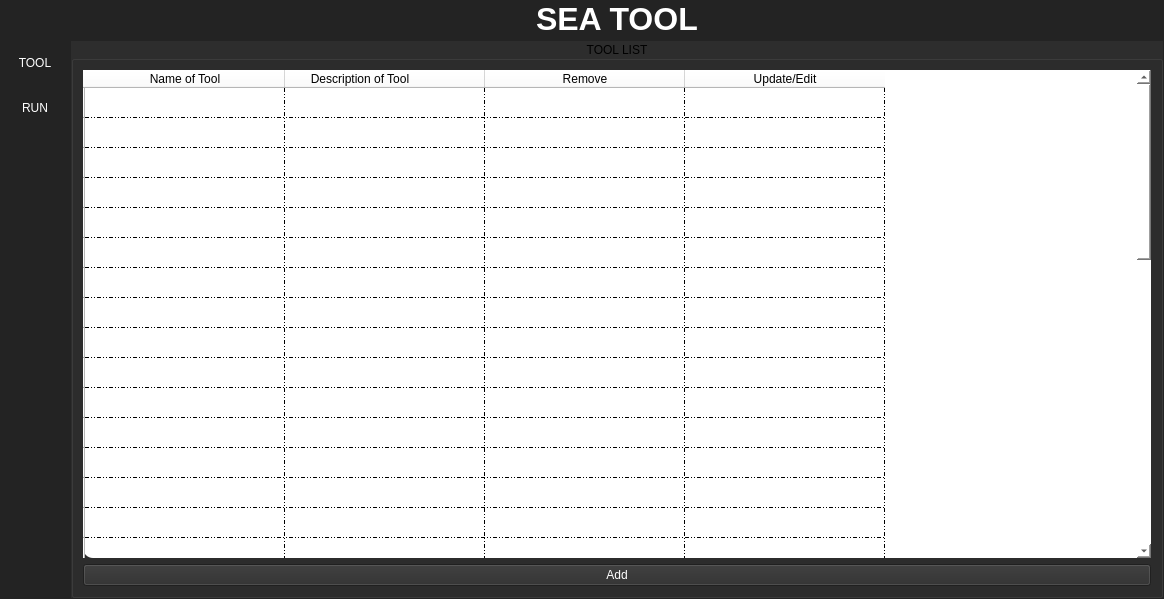
Above: MAIN/SEA_main_page.ui from frleal2/SEA-Scanning-And-Enumeration-Automation-Tool- before the change. Below: the same form after it.
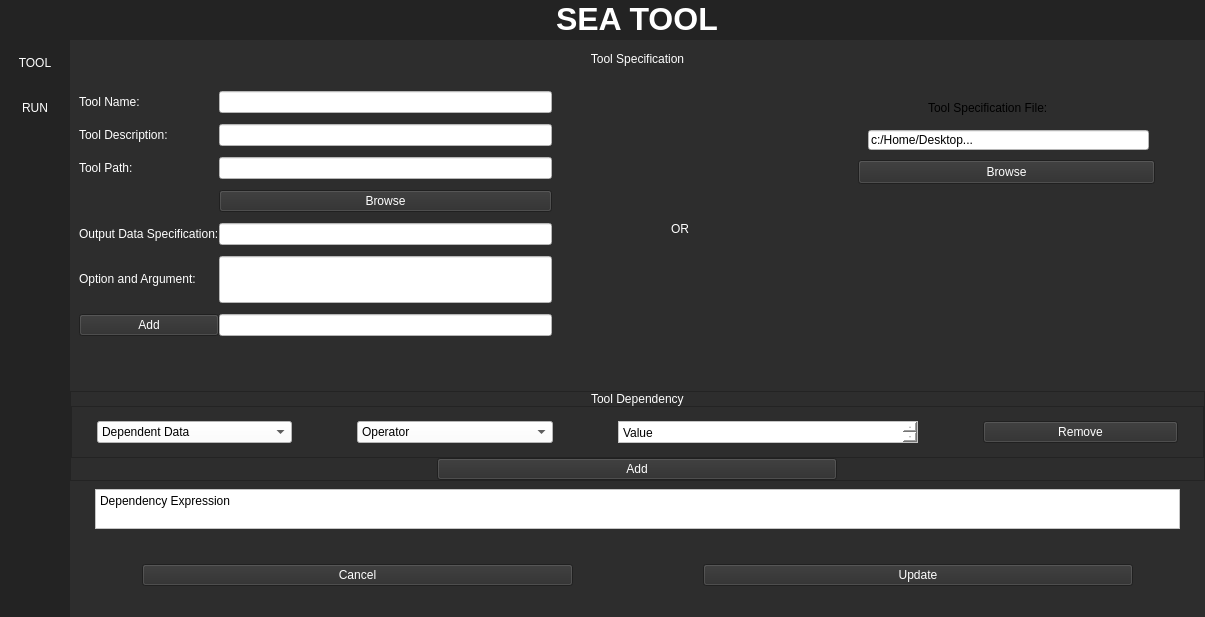
That is the form after the change.

Commit message: update buttons in table now work! :D great!!

Diff of the .ui file:
```diff
--- a/MAIN/SEA_main_page.ui
+++ b/MAIN/SEA_main_page.ui
@@ -6,8 +6,8 @@
    <rect>
     <x>0</x>
     <y>0</y>
-    <width>1164</width>
-    <height>599</height>
+    <width>1205</width>
+    <height>617</height>
    </rect>
   </property>
   <property name="minimumSize">
@@ -301,7 +301,7 @@
              <enum>QFrame::Plain</enum>
             </property>
             <property name="currentIndex">
-             <number>3</number>
+             <number>4</number>
             </property>
             <widget class="QWidget" name="run">
              <property name="styleSheet">
@@ -2538,6 +2538,724 @@
               </item>
              </layout>
             </widget>
+            <widget class="QWidget" name="tool_update">
+             <layout class="QVBoxLayout" name="verticalLayout_29">
+              <property name="spacing">
+               <number>0</number>
+              </property>
+              <property name="leftMargin">
+               <number>0</number>
+              </property>
+              <property name="topMargin">
+               <number>0</number>
+              </property>
+              <property name="rightMargin">
+               <number>0</number>
+              </property>
+              <property name="bottomMargin">
+               <number>0</number>
+              </property>
+              <item>
+               <widget class="QFrame" name="frame_13">
+                <property name="frameShape">
+                 <enum>QFrame::NoFrame</enum>
+                </property>
+                <property name="frameShadow">
+                 <enum>QFrame::Raised</enum>
+                </property>
+                <layout class="QVBoxLayout" name="verticalLayout_13">
+                 <property name="spacing">
+                  <number>0</number>
+                 </property>
+                 <property name="leftMargin">
+                  <number>0</number>
+                 </property>
+                 <property name="topMargin">
+                  <number>0</number>
+                 </property>
+                 <property name="rightMargin">
+                  <number>0</number>
+                 </property>
+                 <property name="bottomMargin">
+                  <number>0</number>
+                 </property>
+                 <item>
+                  <widget class="QFrame" name="ToolSpecification_2">
+                   <property name="minimumSize">
+                    <size>
+                     <width>7</width>
+                     <height>245</height>
+                    </size>
+                   </property>
+                   <property name="maximumSize">
+                    <size>
+                     <width>16777213</width>
+                     <height>349</height>
+                    </size>
+                   </property>
+                   <property name="styleSheet">
+                    <string notr="true"/>
+                   </property>
+                   <layout class="QVBoxLayout" name="verticalLayout_25">
+                    <item>
+                     <widget class="QLabel" name="tool_spe_title_2">
+                      <property name="maximumSize">
+                       <size>
+                        <width>16777215</width>
+                        <height>20</height>
+                       </size>
+                      </property>
+                      <property name="styleSheet">
+                       <string notr="true"/>
+                      </property>
+                      <property name="text">
+                       <string>&lt;html&gt;&lt;head/&gt;&lt;body&gt;&lt;p&gt;&lt;span style=&quot; color:#ffffff;&quot;&gt;Tool Specification&lt;/span&gt;&lt;/p&gt;&lt;/body&gt;&lt;/html&gt;</string>
+                      </property>
+                      <property name="alignment">
+                       <set>Qt::AlignHCenter|Qt::AlignTop</set>
+                      </property>
+                     </widget>
+                    </item>
+                    <item>
+                     <widget class="QFrame" name="tool_specification_frame_2">
+                      <property name="minimumSize">
+                       <size>
+                        <width>603</width>
+                        <height>190</height>
+                       </size>
+                      </property>
+                      <property name="maximumSize">
+                       <size>
+                        <width>1232</width>
+                        <height>299</height>
+                       </size>
+                      </property>
+                      <property name="frameShape">
+                       <enum>QFrame::NoFrame</enum>
+                      </property>
+                      <property name="frameShadow">
+                       <enum>QFrame::Raised</enum>
+                      </property>
+                      <layout class="QHBoxLayout" name="horizontalLayout_13">
+                       <property name="spacing">
+                        <number>0</number>
+                       </property>
+                       <property name="leftMargin">
+                        <number>0</number>
+                       </property>
+                       <property name="topMargin">
+                        <number>0</number>
+                       </property>
+                       <property name="rightMargin">
+                        <number>0</number>
+                       </property>
+                       <property name="bottomMargin">
+                        <number>0</number>
+                       </property>
+                       <item>
+                        <widget class="QFrame" name="frame_14">
+                         <property name="minimumSize">
+                          <size>
+                           <width>473</width>
+                           <height>227</height>
+                          </size>
+                         </property>
+                         <property name="maximumSize">
+                          <size>
+                           <width>464</width>
+                           <height>16777215</height>
+                          </size>
+                         </property>
+                         <property name="frameShape">
+                          <enum>QFrame::NoFrame</enum>
+                         </property>
+                         <property name="frameShadow">
+                          <enum>QFrame::Raised</enum>
+                         </property>
+                         <layout class="QGridLayout" name="gridLayout_2">
+                          <property name="leftMargin">
+                           <number>0</number>
+                          </property>
+                          <property name="topMargin">
+                           <number>0</number>
+                          </property>
+                          <property name="rightMargin">
+                           <number>0</number>
+                          </property>
+                          <property name="bottomMargin">
+                           <number>0</number>
+                          </property>
+                          <property name="spacing">
+                           <number>0</number>
+                          </property>
+                          <item row="6" column="0">
+                           <widget class="QLabel" name="label_20">
+                            <property name="text">
+                             <string>&lt;html&gt;&lt;head/&gt;&lt;body&gt;&lt;p&gt;&lt;span style=&quot; color:#ffffff;&quot;&gt;Option and Argument:&lt;/span&gt;&lt;/p&gt;&lt;/body&gt;&lt;/html&gt;</string>
+                            </property>
+                           </widget>
+                          </item>
+                          <item row="2" column="0">
+                           <widget class="QLabel" name="label_16">
+                            <property name="text">
+                             <string>&lt;html&gt;&lt;head/&gt;&lt;body&gt;&lt;p&gt;&lt;span style=&quot; color:#ffffff;&quot;&gt;Tool Path:&lt;/span&gt;&lt;/p&gt;&lt;/body&gt;&lt;/html&gt;</string>
+                            </property>
+                           </widget>
+                          </item>
+                          <item row="4" column="1">
+                           <widget class="QLineEdit" name="output_data_input_2">
+                            <property name="styleSheet">
+                             <string notr="true">background-color: rgb(255, 255, 255);
+border-color: rgb(94, 94, 94);
+color: black;</string>
+                            </property>
+                           </widget>
+                          </item>
+                          <item row="2" column="1">
+                           <widget class="QLineEdit" name="tool_path_input_2">
+                            <property name="styleSheet">
+                             <string notr="true">background-color: rgb(255, 255, 255);
+border-color: rgb(94, 94, 94);
+color: black;</string>
+                            </property>
+                           </widget>
+                          </item>
+                          <item row="4" column="0">
+                           <widget class="QLabel" name="label_21">
+                            <property name="text">
+                             <string>&lt;html&gt;&lt;head/&gt;&lt;body&gt;&lt;p&gt;&lt;span style=&quot; color:#ffffff;&quot;&gt;Output Data Specification:&lt;/span&gt;&lt;/p&gt;&lt;/body&gt;&lt;/html&gt;</string>
+                            </property>
+                           </widget>
+                          </item>
+                          <item row="1" column="0">
+                           <widget class="QLabel" name="label_22">
+                            <property name="text">
+                             <string>&lt;html&gt;&lt;head/&gt;&lt;body&gt;&lt;p&gt;&lt;span style=&quot; color:#ffffff;&quot;&gt;Tool Description:&lt;/span&gt;&lt;/p&gt;&lt;/body&gt;&lt;/html&gt;</string>
+                            </property>
+                           </widget>
+                          </item>
+                          <item row="6" column="1">
+                           <widget class="QLineEdit" name="option_arg_input_3">
+                            <property name="minimumSize">
+                             <size>
+                              <width>0</width>
+                              <height>47</height>
+                             </size>
+                            </property>
+                            <property name="styleSheet">
+                             <string notr="true">background-color: rgb(255, 255, 255);
+border-color: rgb(94, 94, 94);
+color: black;</string>
+                            </property>
+                           </widget>
+                          </item>
+                          <item row="0" column="1">
+                           <widget class="QLineEdit" name="tool_name_input_2">
+                            <property name="styleSheet">
+                             <string notr="true">background-color: rgb(255, 255, 255);
+border-color: rgb(94, 94, 94);
+color: black;</string>
+                            </property>
+                            <property name="text">
+                             <string/>
+                            </property>
+                           </widget>
+                          </item>
+                          <item row="1" column="1">
+                           <widget class="QLineEdit" name="tool_description_input_2">
+                            <property name="styleSheet">
+                             <string notr="true">background-color: rgb(255, 255, 255);
+border-color: rgb(94, 94, 94);
+color: black;</string>
+                            </property>
+                           </widget>
+                          </item>
+                          <item row="3" column="1">
+                           <widget class="QPushButton" name="browse_path_button_4">
+                            <property name="maximumSize">
+                             <size>
+                              <width>16777204</width>
+                              <height>16777215</height>
+                             </size>
+                            </property>
+                            <property name="styleSheet">
+                             <string notr="true">QPushButton {
+	color: rgb(255, 255, 255);
+}
+QPushButton:hover {
+	background-color: rgb(85, 170, 255);
+}</string>
+                            </property>
+                            <property name="text">
+                             <string>Browse</string>
+                            </property>
+                           </widget>
+                          </item>
+                          <item row="0" column="0">
+                           <widget class="QLabel" name="label_9">
+                            <property name="text">
+                             <string>&lt;html&gt;&lt;head/&gt;&lt;body&gt;&lt;p&gt;&lt;span style=&quot; color:#ffffff;&quot;&gt;Tool Name:&lt;/span&gt;&lt;/p&gt;&lt;/body&gt;&lt;/html&gt;</string>
+                            </property>
+                           </widget>
+                          </item>
+                          <item row="7" column="1">
+                           <widget class="QLineEdit" name="option_arg_input_4">
+                            <property name="minimumSize">
+                             <size>
+                              <width>0</width>
+                              <height>4</height>
+                             </size>
+                            </property>
+                            <property name="styleSheet">
+                             <string notr="true">background-color: rgb(255, 255, 255);
+border-color: rgb(94, 94, 94);
+color: black;</string>
+                            </property>
+                           </widget>
+                          </item>
+                          <item row="7" column="0">
+                           <widget class="QPushButton" name="browse_path_button_5">
+                            <property name="styleSheet">
+                             <string notr="true">QPushButton {
+	color: rgb(255, 255, 255);
+}
+QPushButton:hover {
+	background-color: rgb(85, 170, 255);
+}</string>
+                            </property>
+                            <property name="text">
+                             <string>Add</string>
+                            </property>
+                           </widget>
+                          </item>
+                          <item row="8" column="0" colspan="2">
+                           <widget class="QLabel" name="Announcer_2">
+                            <property name="maximumSize">
+                             <size>
+                              <width>16777215</width>
+                              <height>15</height>
+                             </size>
+                            </property>
+                            <property name="text">
+                             <string/>
+                            </property>
+                           </widget>
+                          </item>
+                         </layout>
+                        </widget>
+                       </item>
+                       <item alignment="Qt::AlignHCenter|Qt::AlignVCenter">
+                        <widget class="QFrame" name="frame_15">
+                         <property name="maximumSize">
+                          <size>
+                           <width>70</width>
+                           <height>16777215</height>
+                          </size>
+                         </property>
+                         <property name="frameShape">
+                          <enum>QFrame::NoFrame</enum>
+                         </property>
+                         <property name="frameShadow">
+                          <enum>QFrame::Raised</enum>
+                         </property>
+                         <layout class="QVBoxLayout" name="verticalLayout_26">
+                          <property name="spacing">
+                           <number>0</number>
+                          </property>
+                          <property name="leftMargin">
+                           <number>0</number>
+                          </property>
+                          <property name="topMargin">
+                           <number>0</number>
+                          </property>
+                          <property name="rightMargin">
+                           <number>0</number>
+                          </property>
+                          <property name="bottomMargin">
+                           <number>0</number>
+                          </property>
+                          <item>
+                           <widget class="QLabel" name="label_23">
+                            <property name="maximumSize">
+                             <size>
+                              <width>20</width>
+                              <height>20</height>
+                             </size>
+                            </property>
+                            <property name="text">
+                             <string>&lt;html&gt;&lt;head/&gt;&lt;body&gt;&lt;p&gt;&lt;span style=&quot; color:#ffffff;&quot;&gt;OR&lt;/span&gt;&lt;/p&gt;&lt;/body&gt;&lt;/html&gt;</string>
+                            </property>
+                           </widget>
+                          </item>
+                         </layout>
+                        </widget>
+                       </item>
+                       <item>
+                        <widget class="QFrame" name="frame_18">
+                         <property name="minimumSize">
+                          <size>
+                           <width>388</width>
+                           <height>0</height>
+                          </size>
+                         </property>
+                         <property name="frameShape">
+                          <enum>QFrame::NoFrame</enum>
+                         </property>
+                         <property name="frameShadow">
+                          <enum>QFrame::Raised</enum>
+                         </property>
+                         <widget class="QLabel" name="label_24">
+                          <property name="geometry">
+                           <rect>
+                            <x>120</x>
+                            <y>20</y>
+                            <width>141</width>
+                            <height>16</height>
+                           </rect>
+                          </property>
+                          <property name="text">
+                           <string>&lt;html&gt;&lt;head/&gt;&lt;body&gt;&lt;p&gt;&lt;span style=&quot; color:#ffffff;&quot;&gt;Tool Specification File:&lt;/span&gt;&lt;/p&gt;&lt;/body&gt;&lt;/html&gt;</string>
+                          </property>
+                         </widget>
+                         <widget class="QLineEdit" name="lineEdit_6">
+                          <property name="geometry">
+                           <rect>
+                            <x>60</x>
+                            <y>50</y>
+                            <width>281</width>
+                            <height>20</height>
+                           </rect>
+                          </property>
+                          <property name="styleSheet">
+                           <string notr="true">background-color: rgb(255, 255, 255);
+border-color: rgb(94, 94, 94);
+color: black;</string>
+                          </property>
+                          <property name="text">
+                           <string>c:/Home/Desktop...</string>
+                          </property>
+                         </widget>
+                         <widget class="QPushButton" name="browse_path_button_6">
+                          <property name="geometry">
+                           <rect>
+                            <x>50</x>
+                            <y>80</y>
+                            <width>297</width>
+                            <height>24</height>
+                           </rect>
+                          </property>
+                          <property name="maximumSize">
+                           <size>
+                            <width>16777204</width>
+                            <height>16777215</height>
+                           </size>
+                          </property>
+                          <property name="styleSheet">
+                           <string notr="true">QPushButton {
+	color: rgb(255, 255, 255);
+}
+QPushButton:hover {
+	background-color: rgb(85, 170, 255);
+}</string>
+                          </property>
+                          <property name="text">
+                           <string>Browse</string>
+                          </property>
+                         </widget>
+                        </widget>
+                       </item>
+                      </layout>
+                     </widget>
+                    </item>
+                   </layout>
+                  </widget>
+                 </item>
+                 <item>
+                  <widget class="QFrame" name="frame_19">
+                   <property name="maximumSize">
+                    <size>
+                     <width>16777215</width>
+                     <height>90</height>
+                    </size>
+                   </property>
+                   <property name="frameShape">
+                    <enum>QFrame::StyledPanel</enum>
+                   </property>
+                   <property name="frameShadow">
+                    <enum>QFrame::Raised</enum>
+                   </property>
+                   <layout class="QVBoxLayout" name="verticalLayout_27">
+                    <property name="spacing">
+                     <number>0</number>
+                    </property>
+                    <property name="leftMargin">
+                     <number>0</number>
+                    </property>
+                    <property name="topMargin">
+                     <number>0</number>
+                    </property>
+                    <property name="rightMargin">
+                     <number>0</number>
+                    </property>
+                    <property name="bottomMargin">
+                     <number>0</number>
+                    </property>
+                    <item alignment="Qt::AlignHCenter">
+                     <widget class="QLabel" name="Tool_dependency_title_2">
+                      <property name="maximumSize">
+                       <size>
+                        <width>16777215</width>
+                        <height>20</height>
+                       </size>
+                      </property>
+                      <property name="text">
+                       <string>&lt;html&gt;&lt;head/&gt;&lt;body&gt;&lt;p&gt;&lt;span style=&quot; color:#ffffff;&quot;&gt;Tool Dependency&lt;/span&gt;&lt;/p&gt;&lt;/body&gt;&lt;/html&gt;</string>
+                      </property>
+                     </widget>
+                    </item>
+                    <item>
+                     <widget class="QFrame" name="frame_20">
+                      <property name="frameShape">
+                       <enum>QFrame::StyledPanel</enum>
+                      </property>
+                      <property name="frameShadow">
+                       <enum>QFrame::Raised</enum>
+                      </property>
+                      <layout class="QHBoxLayout" name="horizontalLayout_14">
+                       <property name="spacing">
+                        <number>65</number>
+                       </property>
+                       <property name="leftMargin">
+                        <number>25</number>
+                       </property>
+                       <property name="rightMargin">
+                        <number>25</number>
+                       </property>
+                       <item>
+                        <widget class="QComboBox" name="comboBox_8">
+                         <property name="maximumSize">
+                          <size>
+                           <width>16777215</width>
+                           <height>22</height>
+                          </size>
+                         </property>
+                         <property name="styleSheet">
+                          <string notr="true">background-color: rgb(255, 255, 255);
+border-color: rgb(94, 94, 94);
+color: black;</string>
+                         </property>
+                         <item>
+                          <property name="text">
+                           <string>Dependent Data</string>
+                          </property>
+                         </item>
+                        </widget>
+                       </item>
+                       <item>
+                        <widget class="QComboBox" name="comboBox_9">
+                         <property name="maximumSize">
+                          <size>
+                           <width>16777215</width>
+                           <height>22</height>
+                          </size>
+                         </property>
+                         <property name="styleSheet">
+                          <string notr="true">background-color: rgb(255, 255, 255);
+border-color: rgb(94, 94, 94);
+color: black;</string>
+                         </property>
+                         <item>
+                          <property name="text">
+                           <string>Operator</string>
+                          </property>
+                         </item>
+                        </widget>
+                       </item>
+                       <item>
+                        <widget class="QPlainTextEdit" name="plainTextEdit_7">
+                         <property name="maximumSize">
+                          <size>
+                           <width>300</width>
+                           <height>22</height>
+                          </size>
+                         </property>
+                         <property name="styleSheet">
+                          <string notr="true">background-color: rgb(255, 255, 255);
+border-color: rgb(94, 94, 94);
+color: black;</string>
+                         </property>
+                         <property name="plainText">
+                          <string>Value</string>
+                         </property>
+                        </widget>
+                       </item>
+                       <item>
+                        <widget class="QPushButton" name="pushButton_9">
+                         <property name="maximumSize">
+                          <size>
+                           <width>16777215</width>
+                           <height>22</height>
+                          </size>
+                         </property>
+                         <property name="styleSheet">
+                          <string notr="true">QPushButton {
+	color: rgb(255, 255, 255);
+}
+QPushButton:hover {
+	background-color: rgb(85, 170, 255);
+}</string>
+                         </property>
+                         <property name="text">
+                          <string>Remove</string>
+                         </property>
+                        </widget>
+                       </item>
+                      </layout>
+                     </widget>
+                    </item>
+                    <item alignment="Qt::AlignHCenter">
+                     <widget class="QPushButton" name="pushButton_10">
+                      <property name="minimumSize">
+                       <size>
+                        <width>400</width>
+                        <height>0</height>
+                       </size>
+                      </property>
+                      <property name="maximumSize">
+                       <size>
+                        <width>401</width>
+                        <height>16777215</height>
+                       </size>
+                      </property>
+                      <property name="styleSheet">
+                       <string notr="true">QPushButton {
+	color: rgb(255, 255, 255);
+}
+QPushButton:hover {
+	background-color: rgb(85, 170, 255);
+}</string>
+                      </property>
+                      <property name="text">
+                       <string>Add</string>
+                      </property>
+                     </widget>
+                    </item>
+                   </layout>
+                  </widget>
+                 </item>
+                 <item>
+                  <widget class="QFrame" name="frame_21">
+                   <property name="maximumSize">
+                    <size>
+                     <width>16777215</width>
+                     <height>55</height>
+                    </size>
+                   </property>
+                   <property name="frameShape">
+                    <enum>QFrame::NoFrame</enum>
+                   </property>
+                   <property name="frameShadow">
+                    <enum>QFrame::Raised</enum>
+                   </property>
+                   <layout class="QVBoxLayout" name="verticalLayout_28">
+                    <property name="spacing">
+                     <number>0</number>
+                    </property>
+                    <property name="leftMargin">
+                     <number>25</number>
+                    </property>
+                    <property name="topMargin">
+                     <number>0</number>
+                    </property>
+                    <property name="rightMargin">
+                     <number>25</number>
+                    </property>
+                    <property name="bottomMargin">
+                     <number>0</number>
+                    </property>
+                    <item>
+                     <widget class="QPlainTextEdit" name="plainTextEdit_19">
+                      <property name="maximumSize">
+                       <size>
+                        <width>16777215</width>
+                        <height>40</height>
+                       </size>
+                      </property>
+                      <property name="styleSheet">
+                       <string notr="true">background-color: rgb(255, 255, 255);
+border-color: rgb(94, 94, 94);
+color: black;</string>
+                      </property>
+                      <property name="plainText">
+                       <string>Dependency Expression</string>
+                      </property>
+                     </widget>
+                    </item>
+                   </layout>
+                  </widget>
+                 </item>
+                 <item>
+                  <widget class="QFrame" name="frame_22">
+                   <property name="maximumSize">
+                    <size>
+                     <width>16777215</width>
+                     <height>75</height>
+                    </size>
+                   </property>
+                   <property name="frameShape">
+                    <enum>QFrame::NoFrame</enum>
+                   </property>
+                   <property name="frameShadow">
+                    <enum>QFrame::Raised</enum>
+                   </property>
+                   <layout class="QHBoxLayout" name="horizontalLayout_15">
+                    <property name="spacing">
+                     <number>130</number>
+                    </property>
+                    <property name="leftMargin">
+                     <number>72</number>
+                    </property>
+                    <property name="rightMargin">
+                     <number>72</number>
+                    </property>
+                    <item>
+                     <widget class="QPushButton" name="cancel_tool_2">
+                      <property name="styleSheet">
+                       <string notr="true">QPushButton {
+	color: rgb(255, 255, 255);
+}
+QPushButton:hover {
+	background-color: rgb(85, 170, 255);
+}</string>
+                      </property>
+                      <property name="text">
+                       <string>Cancel</string>
+                      </property>
+                     </widget>
+                    </item>
+                    <item>
+                     <widget class="QPushButton" name="save_tool_button_2">
+                      <property name="styleSheet">
+                       <string notr="true">QPushButton {
+	color: rgb(255, 255, 255);
+}
+QPushButton:hover {
+	background-color: rgb(85, 170, 255);
+}</string>
+                      </property>
+                      <property name="text">
+                       <string>Update</string>
+                      </property>
+                     </widget>
+                    </item>
+                   </layout>
+                  </widget>
+                 </item>
+                </layout>
+               </widget>
+              </item>
+             </layout>
+            </widget>
            </widget>
           </item>
          </layout>
```
The commit also changes 5 other files.
